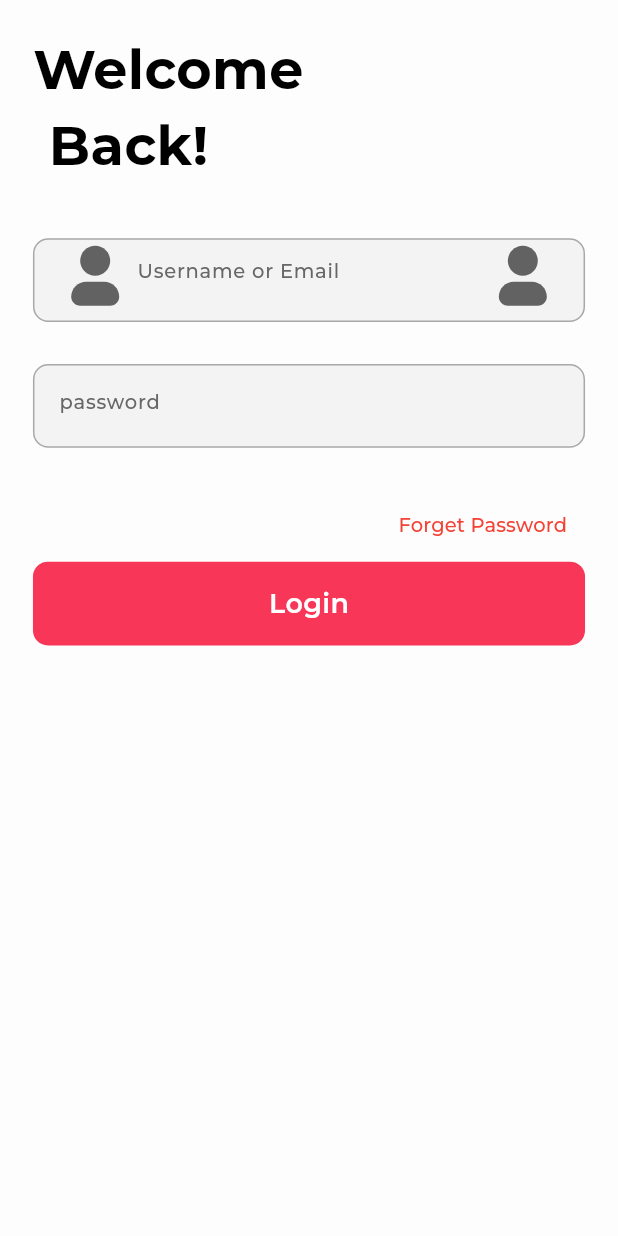
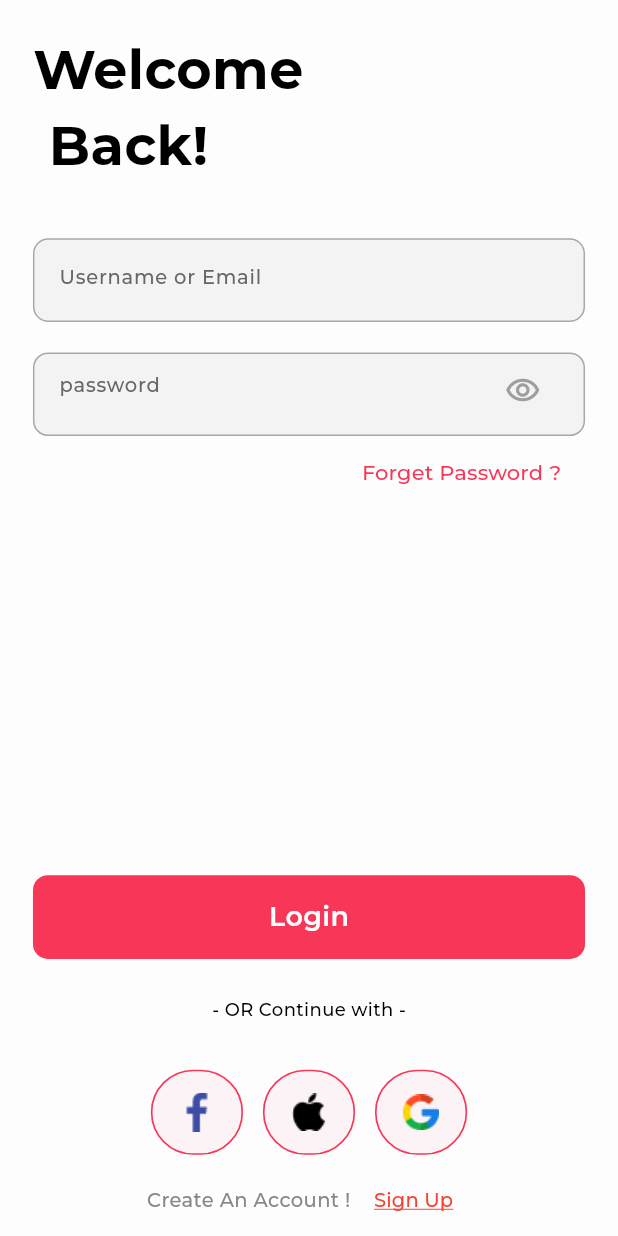
Before and after one commit to yousef2256/e-commerce_shop, a Flutter app: the SignInScreen screen opened directly, on a phone screen of 412 x 824 dp. Run offline on Flutter 3.47's test engine with Material 3 defaults, Android fonts, the phone set to English and light mode, and no system bars; our stand-ins replace flutter_screenutil, flutter_svg; project files that could hold a hidden picture were left out.

Commit message:
Login Screen done

```diff
--- a/lib/core/widgets/custome_textfeald.dart
+++ b/lib/core/widgets/custome_textfeald.dart
@@ -17,9 +17,7 @@ class CustomTextField extends StatelessWidget {
 
   @override
   Widget build(BuildContext context) {
-    return Padding(
-      padding: const EdgeInsets.only(bottom: 28),
-      child: Container(
+    return Container(
       height: 55.h,
       width: double.infinity,
       decoration: BoxDecoration(
@@ -39,7 +37,7 @@ class CustomTextField extends StatelessWidget {
               color: Color(0xFF676767),
             ),
             hintText: hintText,
-              suffixIcon: prefixIcon,
+            suffixIcon: suffixIcon,
             prefixIcon: prefixIcon,
 
             // prefix: prefixIcon,
@@ -48,7 +46,6 @@ class CustomTextField extends StatelessWidget {
           ),
         ),
       ),
-      ),
     );
   }
 }
--- a/lib/core/widgets/text_Botton.dart
+++ b/lib/core/widgets/text_Botton.dart
@@ -15,6 +15,7 @@ class CustomeTextBotton extends StatelessWidget {
   @override
   Widget build(BuildContext context) {
     return Row(
+      mainAxisAlignment: MainAxisAlignment.center,
       children: [
         Text(
           text ?? "",
@@ -31,6 +32,8 @@ class CustomeTextBotton extends StatelessWidget {
             style: const TextStyle(
               fontSize: 13,
               color: Colors.red,
+              decoration: TextDecoration.underline,
+              decorationColor: Colors.red,
             ),
           ),
         ),
--- a/lib/ui/screens/sign_in_screen/sign_in_screen.dart
+++ b/lib/ui/screens/sign_in_screen/sign_in_screen.dart
@@ -1,9 +1,9 @@
 import 'package:ecommerce_mobile_app/core/widgets/custome_botton.dart';
 import 'package:ecommerce_mobile_app/core/widgets/custome_textfeald.dart';
 import 'package:ecommerce_mobile_app/core/widgets/text_Botton.dart';
+import 'package:ecommerce_mobile_app/ui/screens/sign_in_screen/suchal_buttons/suchal_button.dart';
 import 'package:flutter/material.dart';
 import 'package:flutter_screenutil/flutter_screenutil.dart';
-import 'package:flutter_svg/svg.dart';
 
 class SignInScreen extends StatefulWidget {
   const SignInScreen({super.key});
@@ -16,9 +16,17 @@ class _SignInScreenState extends State<SignInScreen> {
   @override
   Widget build(BuildContext context) {
     return Scaffold(
-      body: SafeArea(
+      body: GestureDetector(
+        onTap: () {
+          FocusScope.of(context).unfocus();
+        },
+        child: SafeArea(
           child: Padding(
             padding: EdgeInsets.symmetric(horizontal: 20.w),
+            child: Column(
+              children: [
+                Expanded(
+                  child: SingleChildScrollView(
                     child: Column(
                       crossAxisAlignment: CrossAxisAlignment.start,
                       children: [
@@ -27,46 +35,70 @@ class _SignInScreenState extends State<SignInScreen> {
                         ),
                         const Text(
                           "Welcome\n Back!",
-                style: TextStyle(fontSize: 36, fontWeight: FontWeight.w700),
+                          style: TextStyle(
+                              fontSize: 36, fontWeight: FontWeight.w700),
                         ),
                         SizedBox(
                           height: 36.h,
                         ),
-              CustomTextField(
+                        const CustomTextField(
                           hintText: "Username or Email",
-                prefixIcon: Expanded(
-                  child: SizedBox(
-                    height: 10,
-                    child: SvgPicture.asset(
-                      'assets/svgs/User.svg',
-                      fit: BoxFit.contain,
-                      height: 10,
+                        ),
+                        SizedBox(
+                          height: 20.h,
+                        ),
+                        const CustomTextField(
+                          hintText: "password",
+                          obscuretext: true,
+                          suffixIcon: Icon(
+                            Icons.remove_red_eye_outlined,
+                            color: Colors.grey,
+                          ),
+                        ),
+                        Align(
+                            alignment: Alignment.centerRight,
+                            child: TextButton(
+                              onPressed: () {},
+                              child: const Text("Forget Password ? "),
+                            )),
+                      ],
                     ),
                   ),
                 ),
+                Align(
+                  alignment: Alignment.centerRight,
+                  child: CustomeBotton(
+                    onpressd: () {},
+                    textBotton: "Login",
                   ),
-              const CustomTextField(
-                hintText: "password",
-                suffixIcon: Icon(Icons.remove_red_eye_outlined),
                 ),
-              // SizedBox(
-              //   height: 83.h,
-              // ),
-              Row(
-                mainAxisAlignment: MainAxisAlignment.end,
+                Padding(
+                  padding: EdgeInsets.symmetric(vertical: 25.h),
+                  child: const Text(
+                    "- OR Continue with -",
+                    style: TextStyle(fontSize: 12, fontWeight: FontWeight.w500),
+                  ),
+                ),
+                const Row(
+                  mainAxisAlignment: MainAxisAlignment.center,
                   children: [
-                  CustomeTextBotton(
-                    onpressd: () {},
-                    text: '',
-                    textBotton: 'Forget Password',
+                    SuchalButton(
+                      image: 'assets/images/facebook.png',
+                    ),
+                    SuchalButton(
+                      image: 'assets/images/apple.png',
+                    ),
+                    SuchalButton(
+                      image: 'assets/images/google.png',
                     ),
                   ],
                 ),
-              CustomeBotton(
-                onpressd: () {},
-                textBotton: "Login",
+                CustomeTextBotton(
+                    text: "Create An Account ! ",
+                    textBotton: "Sign Up",
+                    onpressd: () {}),
+              ],
             ),
-            ],
           ),
         ),
       ),
--- /dev/null
+++ b/lib/ui/screens/sign_in_screen/suchal_buttons/suchal_button.dart
@@ -0,0 +1,33 @@
+import 'package:flutter/material.dart';
+import 'package:flutter_screenutil/flutter_screenutil.dart';
+
+class SuchalButton extends StatelessWidget {
+  final String image;
+  const SuchalButton({super.key, required this.image});
+
+  @override
+  Widget build(BuildContext context) {
+    return Padding(
+      padding: EdgeInsets.symmetric(vertical: 6.h, horizontal: 6.w),
+      child: Container(
+        height: 56.h,
+        width: 56.w,
+        decoration: BoxDecoration(
+          borderRadius: BorderRadius.circular(50.r),
+          color: const Color(0xFFFCF3F6),
+          border: Border.all(
+            color: const Color(0xFFF83758), // Set the outline color
+            width: 1.w, // Set the outline thickness
+          ),
+        ),
+        child: SizedBox(
+          width: 24.w,
+          child: Image.asset(
+            image,
+            width: 24.w,
+          ),
+        ),
+      ),
+    );
+  }
+}
```
Also changed, not shown: assets/images/apple.png (added), assets/images/facebook.png (added), assets/images/google.png (added). Lines whose indentation alone changed are shown as unchanged.
